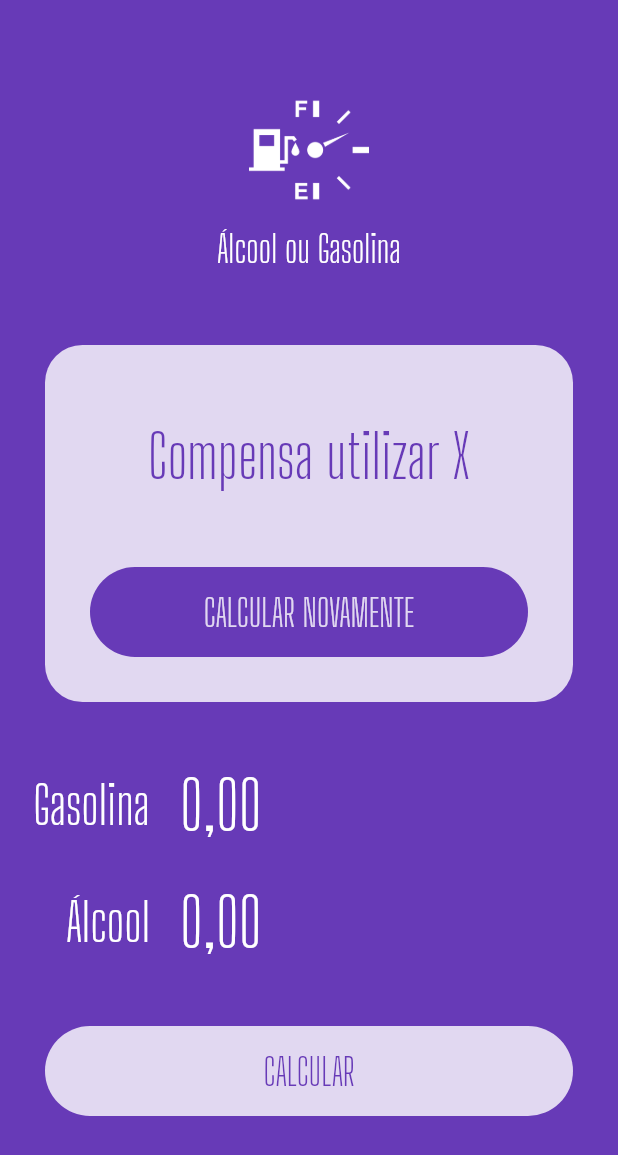
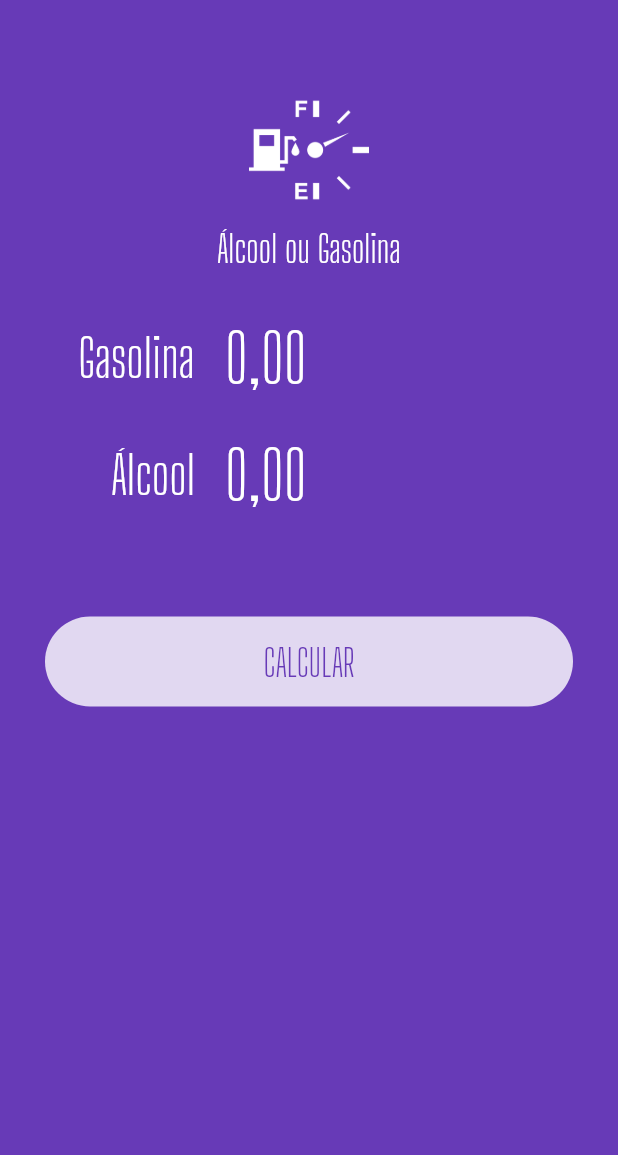
Before and after one commit to HaroldBeyer/Flutter_Alcool_ou_Gasolina, a Flutter app: the screen it shows after launch, on a phone screen of 412 x 824 dp. Shown: the top 1155 px of the screen. Run offline on Flutter 3.47's test engine with Material 2 defaults, Android fonts, the phone set to English and light mode, and no system bars; our stand-ins replace flutter_masked_text.

Commit message:
Submit Form

```diff
--- a/lib/main.dart
+++ b/lib/main.dart
@@ -1,6 +1,7 @@
 import 'package:alcool_ou_gasolina/widgets/input.widget.dart';
 import 'package:alcool_ou_gasolina/widgets/loading-button.widget.dart';
 import 'package:alcool_ou_gasolina/widgets/logo.widget.dart';
+import 'package:alcool_ou_gasolina/widgets/submit-form.dart';
 import 'package:alcool_ou_gasolina/widgets/sucess.widget.dart';
 import 'package:flutter/material.dart';
 import 'package:flutter_masked_text/flutter_masked_text.dart';
@@ -32,20 +33,11 @@ class HomePage extends StatelessWidget {
       body: ListView(
         children: <Widget>[
           Logo(),
-          Success(
-            reset: () {},
-            result: "Compensa utilizar X",
-          ),
-          Input(
-            ctrl: gasCtrl,
-            label: "Gasolina",
-          ),
-          Input(ctrl: alcCtrl, label: "Álcool"),
-          LoadingButton(
+          SubmitForm(
+            alcCtrl: alcCtrl,
+            gasCtrl: gasCtrl,
+            submitFunc: () {},
             busy: false,
-            func: () {},
-            text: "CALCULAR",
-            invert: false,
           ),
         ],
       ),
--- /dev/null
+++ b/lib/widgets/submit-form.dart
@@ -0,0 +1,48 @@
+import 'package:alcool_ou_gasolina/widgets/input.widget.dart';
+import 'package:alcool_ou_gasolina/widgets/loading-button.widget.dart';
+import 'package:flutter/material.dart';
+import 'package:flutter_masked_text/flutter_masked_text.dart';
+
+class SubmitForm extends StatelessWidget {
+  var gasCtrl = new MoneyMaskedTextController();
+  var alcCtrl = new MoneyMaskedTextController();
+  var busy = false;
+  Function submitFunc;
+  SubmitForm({
+    @required this.gasCtrl,
+    @required this.alcCtrl,
+    @required this.busy,
+    @required this.submitFunc,
+  });
+
+  @override
+  Widget build(BuildContext context) {
+    return Column(
+      children: <Widget>[
+        Padding(
+          padding: EdgeInsets.only(left: 30, right: 30),
+          child: Input(
+            label: "Gasolina",
+            ctrl: gasCtrl,
+          ),
+        ),
+        Padding(
+          padding: EdgeInsets.only(left: 30, right: 30),
+          child: Input(
+            label: "Álcool",
+            ctrl: alcCtrl,
+          ),
+        ),
+        SizedBox(
+          height: 25,
+        ),
+        LoadingButton(
+          busy: busy,
+          func: submitFunc,
+          text: "CALCULAR",
+          invert: false,
+        ),
+      ],
+    );
+  }
+}
```
